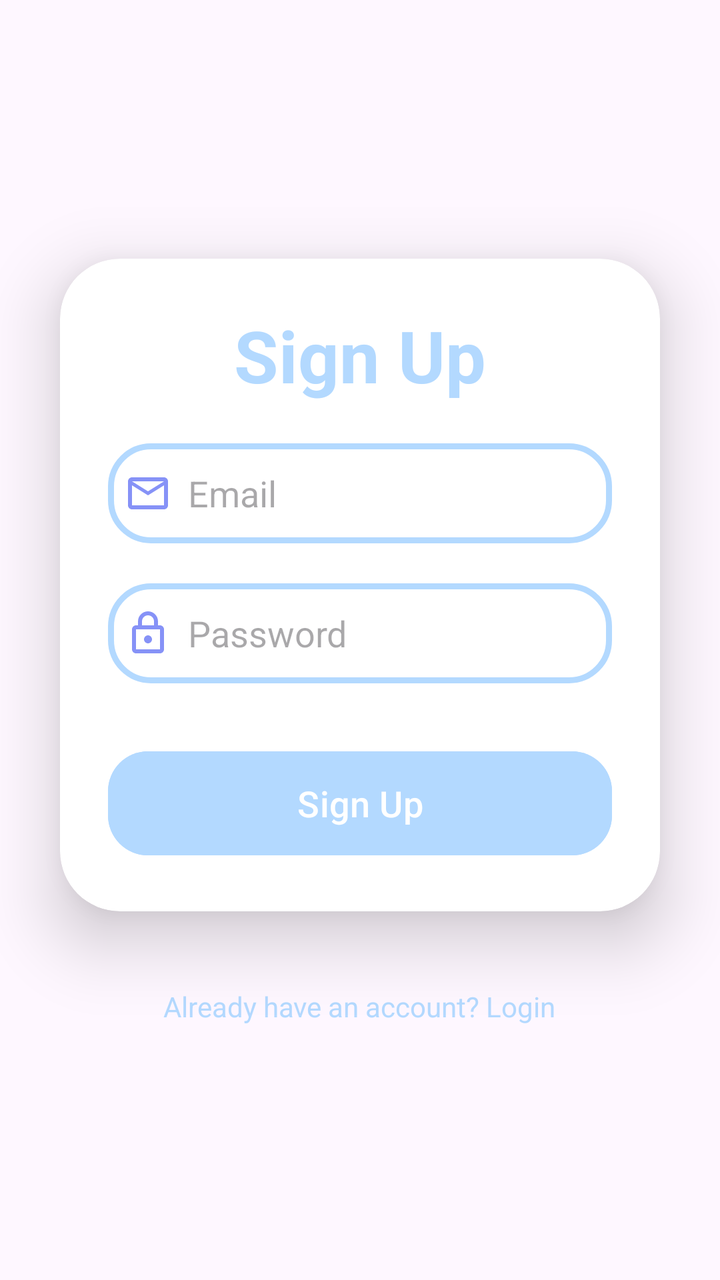
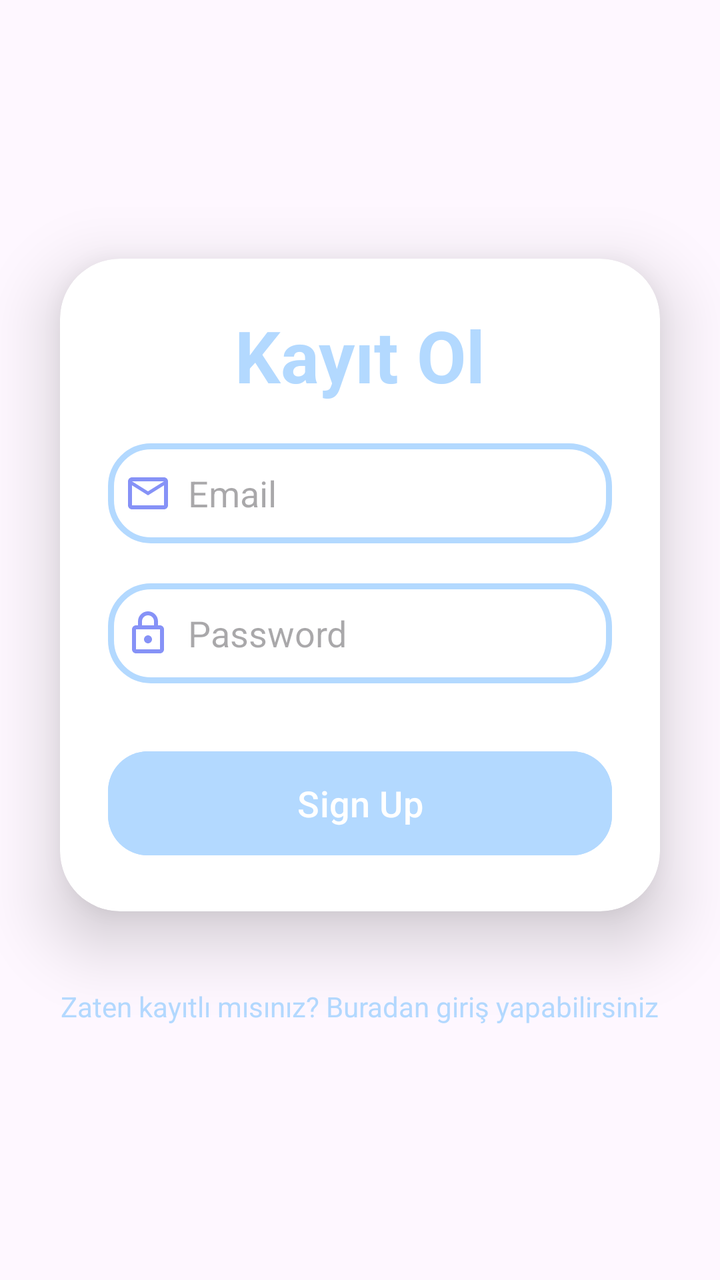

Screens rendered from an Android XML layout before and after an edit, with the pre-edit source and the edit as a unified diff.
<!-- AndroidManifest.xml: application theme Theme.DesignExample -->
<!-- res/layout/fragment_sign_up.xml -->
<?xml version="1.0" encoding="utf-8"?>
<LinearLayout
    xmlns:android="http://schemas.android.com/apk/res/android"
    xmlns:app="http://schemas.android.com/apk/res-auto"
    xmlns:tools="http://schemas.android.com/tools"
    android:layout_width="match_parent"
    android:layout_height="match_parent"
    android:orientation="vertical"
    android:gravity="center">

    <androidx.cardview.widget.CardView
        android:layout_width="match_parent"
        android:layout_height="wrap_content"
        android:layout_margin="30dp"
        app:cardCornerRadius="30dp"
        app:cardElevation="20dp"
        android:background="@drawable/custom_edittext">

        <LinearLayout
            android:layout_width="match_parent"
            android:layout_height="wrap_content"
            android:orientation="vertical"
            android:layout_gravity="center_horizontal"
            android:padding="24dp">

            <TextView
                android:layout_width="match_parent"
                android:layout_height="wrap_content"
                android:text="Sign Up"
                android:id="@+id/signupText"
                android:textSize="36sp"
                android:textAlignment="center"
                android:textStyle="bold"
                android:textColor="@color/purple"/>

            <EditText
                android:layout_width="match_parent"
                android:layout_height="50dp"
                android:id="@+id/email"
                android:background="@drawable/custom_edittext"
                android:drawableLeft="@drawable/ic_baseline_email_24"
                android:drawablePadding="8dp"
                android:hint="Email"
                android:padding="8dp"
                android:inputType="textEmailAddress"
                android:textColor="@color/black"
                android:layout_marginTop="20dp"/>

            <EditText
                android:layout_width="match_parent"
                android:layout_height="50dp"
                android:id="@+id/password"
                android:background="@drawable/custom_edittext"
                android:drawableLeft="@drawable/ic_baseline_lock_24"
                android:drawablePadding="8dp"
                android:hint="Password"
                android:padding="8dp"
                android:inputType="textPassword"
                android:textColor="@color/black"
                android:layout_marginTop="20dp"/>

            <Button
                android:layout_width="match_parent"
                android:layout_height="60dp"
                android:id="@+id/signupButton"
                android:text="Sign Up"
                android:textSize="18sp"
                android:layout_marginTop="30dp"
                android:backgroundTint="@color/purple"
                app:cornerRadius = "20dp"/>

        </LinearLayout>

    </androidx.cardview.widget.CardView>

    <TextView
        android:layout_width="wrap_content"
        android:layout_height="wrap_content"
        android:padding="8dp"
        android:text="Already have an account? Login"
        android:textSize="14sp"
        android:textAlignment="center"
        android:id="@+id/loginRedirect"
        android:textColor="@color/purple"
        android:layout_marginBottom="20dp"/>

</LinearLayout>
<!-- resources referenced by this layout -->
<resources>
  <color name="black">#FF000000</color>
  <color name="purple">#B3D9FF</color>
  <!-- drawable custom_edittext (drawable) -->
  <?xml version="1.0" encoding="utf-8"?>
  <shape xmlns:android="http://schemas.android.com/apk/res/android"
      android:shape="rectangle">
  
      <stroke
          android:width="3dp"
          android:color="@color/purple"/>
      <corners
          android:radius="20dp"/>
  </shape>
  <!-- drawable ic_baseline_email_24 (drawable) -->
  <vector xmlns:android="http://schemas.android.com/apk/res/android" android:height="24dp" android:tint="#8692F7" android:viewportHeight="24" android:viewportWidth="24" android:width="24dp">
        
      <path android:fillColor="@android:color/white" android:pathData="M22,6c0,-1.1 -0.9,-2 -2,-2L4,4c-1.1,0 -2,0.9 -2,2v12c0,1.1 0.9,2 2,2h16c1.1,0 2,-0.9 2,-2L22,6zM20,6l-8,5 -8,-5h16zM20,18L4,18L4,8l8,5 8,-5v10z"/>
      
  </vector>
  <!-- drawable ic_baseline_lock_24 (drawable) -->
  <vector xmlns:android="http://schemas.android.com/apk/res/android" android:height="24dp" android:tint="#8692F7" android:viewportHeight="24" android:viewportWidth="24" android:width="24dp">
        
      <path android:fillColor="@android:color/white" android:pathData="M18,8h-1L17,6c0,-2.76 -2.24,-5 -5,-5S7,3.24 7,6v2L6,8c-1.1,0 -2,0.9 -2,2v10c0,1.1 0.9,2 2,2h12c1.1,0 2,-0.9 2,-2L20,10c0,-1.1 -0.9,-2 -2,-2zM9,6c0,-1.66 1.34,-3 3,-3s3,1.34 3,3v2L9,8L9,6zM18,20L6,20L6,10h12v10zM12,17c1.1,0 2,-0.9 2,-2s-0.9,-2 -2,-2 -2,0.9 -2,2 0.9,2 2,2z"/>
      
  </vector>
  <style name="Theme.DesignExample" parent="Base.Theme.DesignExample" />
  <style name="Base.Theme.DesignExample" parent="Theme.Material3.DayNight.NoActionBar">
          
          
          <item name="android:statusBarColor">@color/black</item>
      </style>
</resources>

<!-- the commit's change to res/layout/fragment_sign_up.xml (unified diff, before → after) -->
@@ -24,14 +24,14 @@
             android:padding="24dp">
 
             <TextView
+                android:id="@+id/signupText"
                 android:layout_width="match_parent"
                 android:layout_height="wrap_content"
-                android:text="Sign Up"
-                android:id="@+id/signupText"
+                android:text="Kayıt Ol"
+                android:textAlignment="center"
+                android:textColor="@color/purple"
                 android:textSize="36sp"
-                android:textAlignment="center"
-                android:textStyle="bold"
-                android:textColor="@color/purple"/>
+                android:textStyle="bold" />
 
             <EditText
                 android:layout_width="match_parent"
@@ -74,14 +74,14 @@
     </androidx.cardview.widget.CardView>
 
     <TextView
+        android:id="@+id/loginRedirect"
         android:layout_width="wrap_content"
         android:layout_height="wrap_content"
+        android:layout_marginBottom="20dp"
         android:padding="8dp"
-        android:text="Already have an account? Login"
-        android:textSize="14sp"
+        android:text="Zaten kayıtlı mısınız? Buradan giriş yapabilirsiniz"
         android:textAlignment="center"
-        android:id="@+id/loginRedirect"
         android:textColor="@color/purple"
-        android:layout_marginBottom="20dp"/>
+        android:textSize="14sp" />
 
 </LinearLayout>
